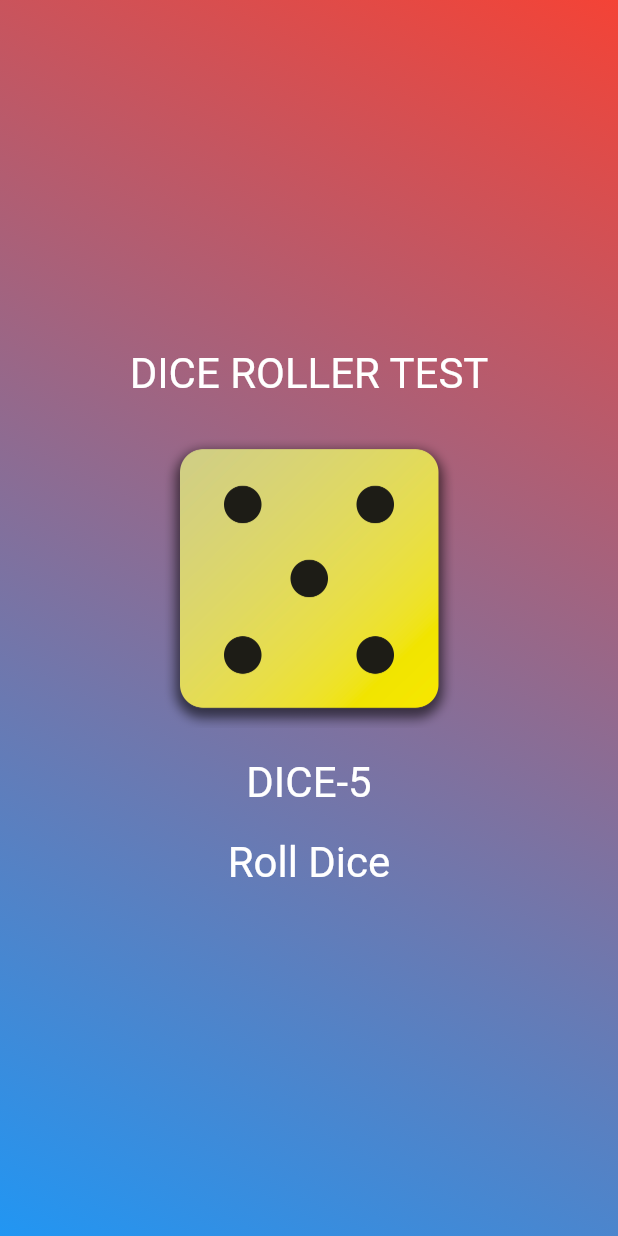
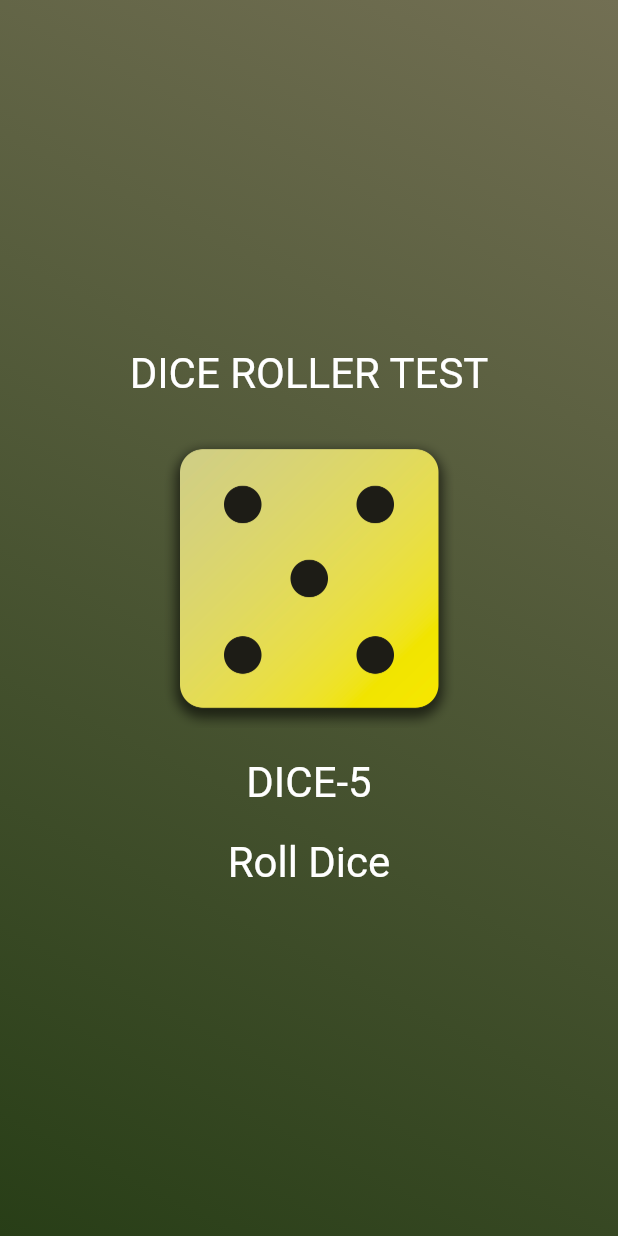
Before and after one commit to Eraycak/dice_roller_app, a Flutter app: the screen it shows after launch, after a tap on "Roll Dice", on a phone screen of 412 x 824 dp. Run offline on Flutter 3.47's test engine with Material 2 defaults, Android fonts, the phone set to English and light mode, and no system bars.

Commit message:
Background color changes when dice rolled

```diff
--- /dev/null
+++ b/lib/change_gradient_container_color.dart
@@ -0,0 +1,53 @@
+import 'dart:math';
+import 'package:dice_roller_app/dice_roller.dart';
+import 'package:flutter/material.dart';
+
+final random = Random();
+
+class ChangeColorOfContainer extends StatefulWidget {
+  //final VoidCallback onChangeColor;
+  const ChangeColorOfContainer({
+    Key? key,
+    //required this.onChangeColor,
+  }) : super(key: key);
+
+  @override
+  State<ChangeColorOfContainer> createState() {
+    return _ChangeColorOfContainerState();
+  }
+}
+
+class _ChangeColorOfContainerState extends State<ChangeColorOfContainer> {
+  Color currentBeginColor = Colors.blue;
+  Color currentEndColor = Colors.red;
+
+  void onChangeColor() {
+    setState(() {
+      currentBeginColor = Color.fromRGBO(
+          random.nextInt(255), random.nextInt(255), random.nextInt(255), 1);
+      currentEndColor = Color.fromRGBO(
+          random.nextInt(255), random.nextInt(255), random.nextInt(255), 1);
+    });
+  }
+
+  @override
+  Widget build(BuildContext context) {
+    return Container(
+      decoration: BoxDecoration(
+        gradient: LinearGradient(
+          begin: Alignment.bottomLeft,
+          end: Alignment.topRight,
+          colors: [
+            currentBeginColor,
+            currentEndColor,
+          ],
+        ),
+      ),
+      child: Center(
+        child: DiceRoller(onRollDice: () {
+          onChangeColor();
+        }),
+      ),
+    );
+  }
+}
--- a/lib/dice_roller.dart
+++ b/lib/dice_roller.dart
@@ -9,8 +9,10 @@ const TextStyle textStyleGradientContainer =
 final random = Random();
 
 class DiceRoller extends StatefulWidget {
+  final VoidCallback onRollDice;
   const DiceRoller({
     Key? key,
+    required this.onRollDice,
   }) : super(key: key);
 
   @override
@@ -28,6 +30,7 @@ class _DiceRollerState extends State<DiceRoller> {
       currentDiceRoll = random.nextInt(6) + 1;
       activeDiceImage = 'assets/images/dice-$currentDiceRoll.png';
     });
+    widget.onRollDice();
   }
 
   @override
--- a/lib/gradient_container.dart
+++ b/lib/gradient_container.dart
@@ -1,4 +1,4 @@
-import 'package:dice_roller_app/dice_roller.dart';
+import 'package:dice_roller_app/change_gradient_container_color.dart';
 import 'package:flutter/material.dart';
 
 class GradientContainer extends StatelessWidget {
@@ -31,20 +31,6 @@ class GradientContainer extends StatelessWidget {
 
   @override
   Widget build(BuildContext context) {
-    return Container(
-      decoration: BoxDecoration(
-        gradient: LinearGradient(
-          begin: alignmentBegin,
-          end: alignmentEnd,
-          colors: [
-            colorBegin,
-            colorEnd,
-          ],
-        ),
-      ),
-      child: const Center(
-        child: DiceRoller(),
-      ),
-    );
+    return const ChangeColorOfContainer();
   }
 }
```
Also changed, not shown: 1 other file.
